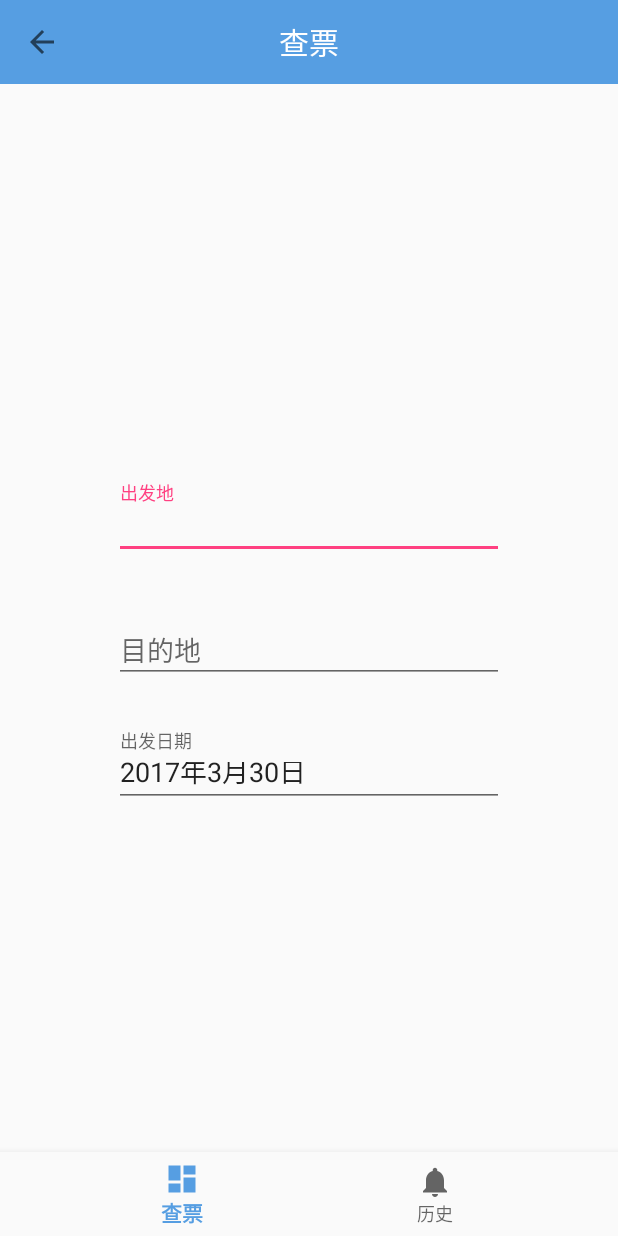
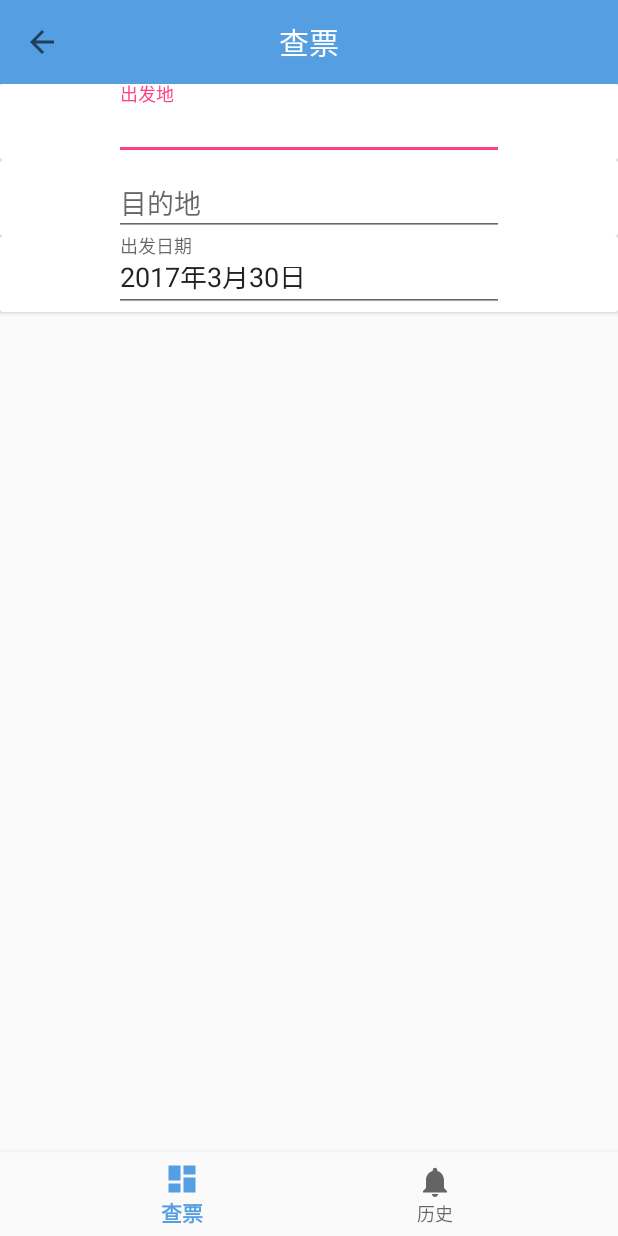
Before and after one commit to Bob-cheng/FindTickets, an Android app: the screen it shows after launch (MainActivity), on a phone screen of 412 x 824 dp. Run offline under Robolectric (Android 15) with nearby library versions, the phone set to English and light mode, and no system bars.

Commit message:
CardView finish

```diff
--- a/app/build.gradle
+++ b/app/build.gradle
@@ -31,4 +31,5 @@ dependencies {
     compile 'com.android.support:support-vector-drawable:25.3.1'
     compile 'com.android.support:support-v4:25.3.1'
     testCompile 'junit:junit:4.12'
+    compile 'com.android.support:cardview-v7:25.3.1'
 }
--- a/app/src/main/java/space/bobcheng/myapplication/CheckFragment.java
+++ b/app/src/main/java/space/bobcheng/myapplication/CheckFragment.java
@@ -3,8 +3,7 @@ package space.bobcheng.myapplication;
 
 import android.app.DatePickerDialog;
 import android.os.Bundle;
-import android.app.Fragment;
-import android.support.design.widget.TextInputLayout;
+import android.support.v4.app.Fragment;
 import android.view.LayoutInflater;
 import android.view.View;
 import android.view.ViewGroup;
@@ -19,12 +18,11 @@ import java.util.Calendar;
  */
 public class CheckFragment extends Fragment {
     private EditText start_time;
-
+    private DatePickerDialog mTimeDialog;
 
     public CheckFragment() {
         // Required empty public constructor
     }
-
 
     @Override
     public View onCreateView(LayoutInflater inflater, ViewGroup container,
@@ -37,22 +35,31 @@ public class CheckFragment extends Fragment {
     public void onStart() {
         super.onStart();
         Calendar c = Calendar.getInstance();
+        mTimeDialog = new DatePickerDialog(getActivity(),
+                new DatePickerDialog.OnDateSetListener(){
+                    @Override
+                    public void onDateSet(DatePicker view, int year, int month, int dayOfMonth) {
+                        start_time.setText(year+"年"+(month+1)+"月"+dayOfMonth+"日");
+                    }
+                }
+                , c.get(Calendar.YEAR)
+                , c.get(Calendar.MONTH)
+                , c.get(Calendar.DAY_OF_MONTH));
+
         start_time = (EditText) getView().findViewById(R.id.start_date);
         start_time.setText(c.get(Calendar.YEAR)+"年"+(c.get(Calendar.MONTH)+1)+"月"+c.get(Calendar.DAY_OF_MONTH)+"日");
         start_time.setOnClickListener(new View.OnClickListener() {
             @Override
             public void onClick(View v) {
-                Calendar c = Calendar.getInstance();
-                new DatePickerDialog(getActivity(),
-                                    new DatePickerDialog.OnDateSetListener(){
-                                        @Override
-                                        public void onDateSet(DatePicker view, int year, int month, int dayOfMonth) {
-                                            start_time.setText(year+"年"+(month+1)+"月"+dayOfMonth+"日");
-                                        }
-                                    }
-                                    , c.get(Calendar.YEAR)
-                                    , c.get(Calendar.MONTH)
-                                    , c.get(Calendar.DAY_OF_MONTH)).show();
+                mTimeDialog.show();
+            }
+        });
+        start_time.setOnFocusChangeListener(new View.OnFocusChangeListener() {
+            @Override
+            public void onFocusChange(View v, boolean hasFocus) {
+                if(hasFocus){
+                    mTimeDialog.show();
+                }
             }
         });
     }
--- a/app/src/main/java/space/bobcheng/myapplication/HistoryFragment.java
+++ b/app/src/main/java/space/bobcheng/myapplication/HistoryFragment.java
@@ -4,9 +4,9 @@ package space.bobcheng.myapplication;
 import android.app.Activity;
 import android.content.Context;
 import android.os.Bundle;
-import android.app.Fragment;
 import android.support.annotation.Nullable;
 import android.support.design.widget.FloatingActionButton;
+import android.support.v4.app.Fragment;
 import android.view.LayoutInflater;
 import android.view.View;
 import android.view.ViewGroup;
--- a/app/src/main/java/space/bobcheng/myapplication/MainActivity.java
+++ b/app/src/main/java/space/bobcheng/myapplication/MainActivity.java
@@ -3,19 +3,27 @@ package space.bobcheng.myapplication;
 import android.os.Bundle;
 import android.support.annotation.NonNull;
 import android.support.design.widget.BottomNavigationView;
-import android.app.Fragment;
+import android.support.v4.app.Fragment;
+import android.support.v4.app.FragmentManager;
+import android.support.v4.app.FragmentPagerAdapter;
+import android.support.v4.view.ViewPager;
 import android.support.v7.app.AppCompatActivity;
 import android.support.v7.widget.Toolbar;
 import android.view.MenuItem;
 import android.view.View;
 import android.widget.TextView;
 
+import java.util.ArrayList;
+
 public class MainActivity extends AppCompatActivity implements HistoryFragment.MyCallback{
     private Fragment checkfragment;
     private Fragment historyFragment;
+    private FragmentManager mFragmentManager;
     private Toolbar toolbar;
     private TextView title;
     private BottomNavigationView navigation;
+    private ViewPager mViewpager;
+    private ArrayList<Fragment> mViews = new ArrayList<Fragment>();
 
     private BottomNavigationView.OnNavigationItemSelectedListener mOnNavigationItemSelectedListener
             = new BottomNavigationView.OnNavigationItemSelectedListener() {
@@ -24,11 +32,11 @@ public class MainActivity extends AppCompatActivity implements HistoryFragment.M
         public boolean onNavigationItemSelected(@NonNull MenuItem item) {
             switch (item.getItemId()) {
                 case R.id.navigation_dashboard:
-                    getFragmentManager().beginTransaction().replace(R.id.content, checkfragment).commit();
+                    mViewpager.setCurrentItem(0, true);
                     title.setText(getResources().getString(R.string.title_check));
                     return true;
                 case R.id.navigation_notifications:
-                    getFragmentManager().beginTransaction().replace(R.id.content, historyFragment).commit();
+                    mViewpager.setCurrentItem(1, true);
                     title.setText(getResources().getString(R.string.title_history));
                     return true;
             }
@@ -46,6 +54,12 @@ public class MainActivity extends AppCompatActivity implements HistoryFragment.M
         toolbar = (Toolbar) findViewById(R.id.toolbar);
         checkfragment = new CheckFragment();
         historyFragment = new HistoryFragment();
+        mFragmentManager = getSupportFragmentManager();
+        mViews.clear();
+        mViews.add(checkfragment);
+        mViews.add(historyFragment);
+
+        mViewpager = (ViewPager) findViewById(R.id.content);
         title = (TextView) findViewById(R.id.title);
         toolbar.setTitle("");
         setSupportActionBar(toolbar);
@@ -63,6 +77,42 @@ public class MainActivity extends AppCompatActivity implements HistoryFragment.M
         navigation.setSelectedItemId(R.id.navigation_dashboard);
         title.setText(getResources().getString(R.string.title_check));
 
+        mViewpager.setAdapter(new FragmentPagerAdapter(mFragmentManager) {
+            @Override
+            public Fragment getItem(int position) {
+                return  mViews.get(position);
+            }
+
+            @Override
+            public int getCount() {
+                return mViews.size();
+            }
+        });
+
+        mViewpager.setOnPageChangeListener(new ViewPager.OnPageChangeListener() {
+            @Override
+            public void onPageSelected(int position) {
+                switch (position){
+                    case 0:
+                        navigation.setSelectedItemId(R.id.navigation_dashboard);
+                        break;
+                    case 1:
+                        navigation.setSelectedItemId(R.id.navigation_notifications);
+                        break;
+                    default:
+                        break;
+                }
+            }
+
+            @Override
+            public void onPageScrolled(int position, float positionOffset, int positionOffsetPixels) {
+            }
+
+            @Override
+            public void onPageScrollStateChanged(int state) {
+            }
+        });
+
     }
 
     @Override
--- a/app/src/main/res/layout/activity_main.xml
+++ b/app/src/main/res/layout/activity_main.xml
@@ -23,7 +23,7 @@
             android:text="@string/app_name"/>
     </android.support.v7.widget.Toolbar>
 
-    <android.support.design.widget.CollapsingToolbarLayout
+    <android.support.v4.view.ViewPager
         android:id="@+id/content"
         android:layout_width="match_parent"
         android:layout_height="0dp"
--- a/app/src/main/res/layout/fragment_check.xml
+++ b/app/src/main/res/layout/fragment_check.xml
@@ -1,23 +1,20 @@
-<android.support.constraint.ConstraintLayout xmlns:android="http://schemas.android.com/apk/res/android"
-    xmlns:app="http://schemas.android.com/apk/res-auto"
+<LinearLayout android:layout_width="match_parent"
+    android:layout_height="match_parent"
     xmlns:tools="http://schemas.android.com/tools"
+    android:orientation="vertical"
+    tools:context="space.bobcheng.myapplication.CheckFragment"
+    xmlns:android="http://schemas.android.com/apk/res/android">
+
+    <android.support.v7.widget.CardView
         android:layout_width="match_parent"
-    android:layout_height="match_parent"
-    tools:context="space.bobcheng.myapplication.CheckFragment">
-
+        android:layout_height="wrap_content"
+        >
 
         <android.support.design.widget.TextInputLayout
             android:id="@+id/textInputLayout2"
             android:layout_width="260dp"
             android:layout_height="wrap_content"
-        android:layout_marginBottom="32dp"
-        android:layout_marginEnd="8dp"
-        android:layout_marginStart="8dp"
-        app:layout_constraintBottom_toTopOf="@+id/textInputLayout"
-        app:layout_constraintLeft_toLeftOf="parent"
-        app:layout_constraintRight_toRightOf="parent"
-        android:layout_marginLeft="8dp"
-        android:layout_marginRight="8dp">
+            android:layout_gravity="center">
 
             <EditText
                 android:id="@+id/check_start"
@@ -25,16 +22,40 @@
                 android:layout_height="40dp"
                 android:hint="@string/check_start" />
         </android.support.design.widget.TextInputLayout>
+    </android.support.v7.widget.CardView>
+
+    <android.support.v7.widget.CardView
+        android:layout_width="match_parent"
+        android:layout_height="wrap_content"
+        >
+
+        <android.support.design.widget.TextInputLayout
+            android:id="@+id/textInputLayout"
+            android:layout_width="260dp"
+            android:layout_height="wrap_content"
+            android:layout_gravity="center">
+
+            <EditText
+                android:id="@+id/check_end"
+                android:layout_width="match_parent"
+                android:layout_height="40dp"
+                android:layout_weight="1"
+                android:hint="@string/check_end" />
+
+
+        </android.support.design.widget.TextInputLayout>
+    </android.support.v7.widget.CardView>
+
+    <android.support.v7.widget.CardView
+        android:layout_width="match_parent"
+        android:layout_height="wrap_content"
+        >
 
         <android.support.design.widget.TextInputLayout
             android:id="@+id/textInputLayout3"
             android:layout_width="260dp"
             android:layout_height="wrap_content"
-        app:layout_constraintHorizontal_bias="0.0"
-        app:layout_constraintLeft_toLeftOf="@+id/textInputLayout"
-        app:layout_constraintRight_toRightOf="@+id/textInputLayout"
-        app:layout_constraintBottom_toBottomOf="parent"
-        android:layout_marginBottom="230dp">
+            android:layout_gravity="center">
 
             <EditText
                 android:id="@+id/start_date"
@@ -45,26 +66,9 @@
                 android:ems="10"
                 android:hint="@string/check_date" />
         </android.support.design.widget.TextInputLayout>
+    </android.support.v7.widget.CardView>
 
-    <android.support.design.widget.TextInputLayout
-        android:id="@+id/textInputLayout"
-        android:layout_width="260dp"
-        android:layout_height="wrap_content"
-        android:layout_marginBottom="32dp"
-        app:layout_constraintBottom_toTopOf="@+id/textInputLayout3"
-        app:layout_constraintHorizontal_bias="0.0"
-        app:layout_constraintLeft_toLeftOf="@+id/textInputLayout2"
-        app:layout_constraintRight_toRightOf="@+id/textInputLayout2">
 
-        <EditText
-            android:id="@+id/check_end"
-            android:layout_width="match_parent"
-            android:layout_height="40dp"
-            android:layout_weight="1"
-            android:hint="@string/check_end"
-            tools:layout_editor_absoluteX="25dp"
-            tools:layout_editor_absoluteY="97dp" />
 
-    </android.support.design.widget.TextInputLayout>
 
-</android.support.constraint.ConstraintLayout>
+</LinearLayout>
```
Lines whose indentation alone changed are shown as unchanged.
